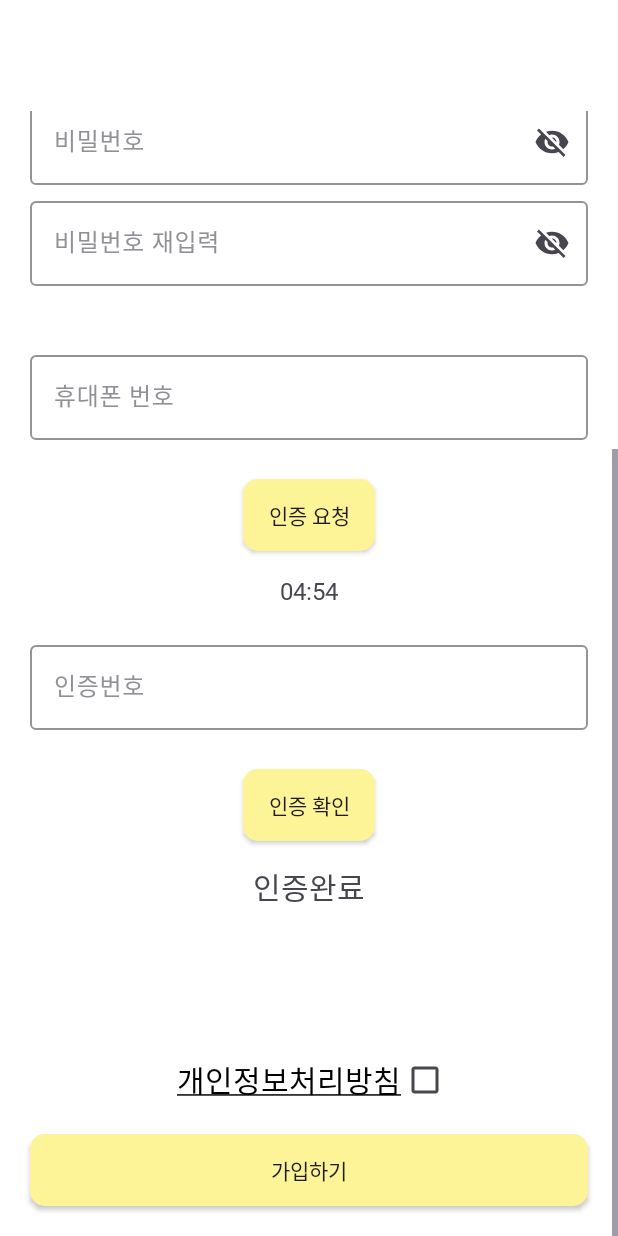
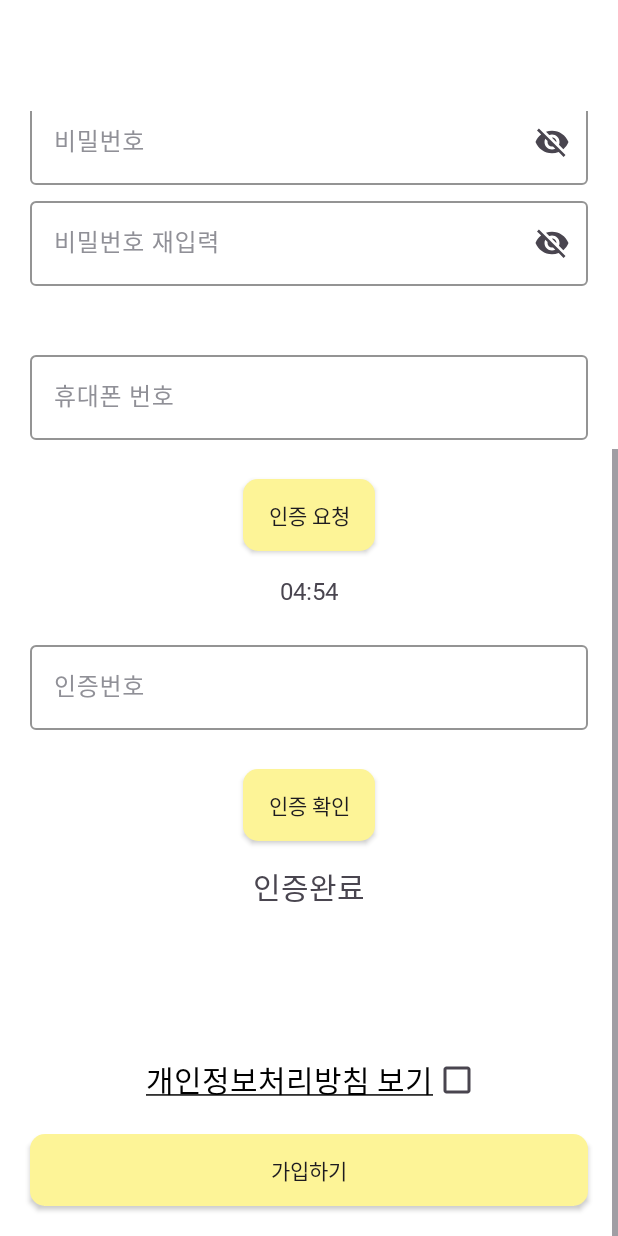
Before and after one commit to AOS3/AOS3-FinalProject-ggiriggiri-friends, an Android app: the layout fragment_register.xml on its own in the app's theme, with its tools: preview values and no code run, scrolled down 322 dp, on a phone screen of 412 x 824 dp. Run offline under Robolectric (Android 15) with nearby library versions, the phone set to English and light mode, and no system bars.

Commit message:
로그인 고치는중

```diff
--- a/app/src/main/java/com/friends/ggiriggiri/ui/start/login/LoginFragment.kt
+++ b/app/src/main/java/com/friends/ggiriggiri/ui/start/login/LoginFragment.kt
@@ -173,7 +173,7 @@ class LoginFragment : Fragment() {
                     onPositiveClick = { loginWithKakao() },
                     positiveText = "네",
                     onNegativeClick = {},
-                    negativeText = "아니요",
+                    negativeText = "취소",
                     contentText = "개인정보처리방침을 확인하셨나요?",
                     icon = R.drawable.ic_check_circle,
                     onViewPrivacyPolicy = {
@@ -190,7 +190,7 @@ class LoginFragment : Fragment() {
                     onPositiveClick = { loginWithNaver() },
                     positiveText = "네",
                     onNegativeClick = {},
-                    negativeText = "아니요",
+                    negativeText = "취소",
                     contentText = "개인정보처리방침을 확인하셨나요?",
                     icon = R.drawable.ic_check_circle,
                     onViewPrivacyPolicy = {
@@ -206,7 +206,7 @@ class LoginFragment : Fragment() {
                     onPositiveClick = { requestGoogleLogin() },
                     positiveText = "네",
                     onNegativeClick = {},
-                    negativeText = "아니요",
+                    negativeText = "취소",
                     contentText = "개인정보처리방침을 확인하셨나요?",
                     icon = R.drawable.ic_check_circle,
                     onViewPrivacyPolicy = {
--- a/app/src/main/java/com/friends/ggiriggiri/ui/start/register/RegisterFragment.kt
+++ b/app/src/main/java/com/friends/ggiriggiri/ui/start/register/RegisterFragment.kt
@@ -34,9 +34,6 @@ class RegisterFragment : Fragment() {
 
     // 휴대폰 번호 인증 통과 여부
     var isCertificationNumberValidResult = false
-
-    // 개인정보처리방침 확인여부
-    var isPrivacyPolicyCheckResult = false
 
     override fun onCreateView(
         inflater: LayoutInflater, container: ViewGroup?,
--- a/app/src/main/res/values/strings.xml
+++ b/app/src/main/res/values/strings.xml
@@ -13,7 +13,8 @@
     <string name="underlined_tvregister"><u>회원가입</u></string>
     <string name="underlined_tvfindid"><u>아이디찾기</u></string>
     <string name="underlined_tvfindpw"><u>비밀번호찾기</u></string>
-    <string name="underlined_tvprivacypolicy"><u>개인정보처리방침</u></string>
+    <string name="underlined_tvprivacypolicy"><u>개인정보처리방침 보기</u></string>
+    <string name="underlined_tvTermsOfUse"><u>이용약관 보기</u></string>
 
     <string name="kakao_native_app_key">9b56cf2a46f31844633c56522029525c</string>
     <string name="OAUTH_CLIENT_ID">Zi2CYp2RLR3OU1LNGJtU</string>
```
Also changed, not shown: app/src/main/java/com/friends/ggiriggiri/LoginActivity.kt (+12 -6 lines).
